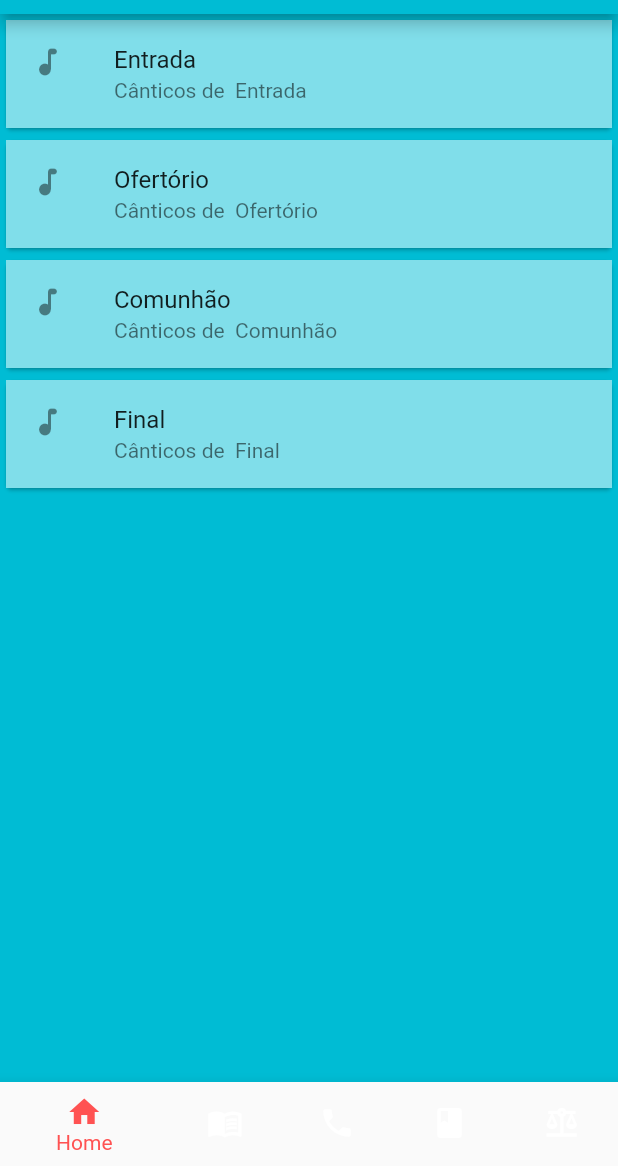
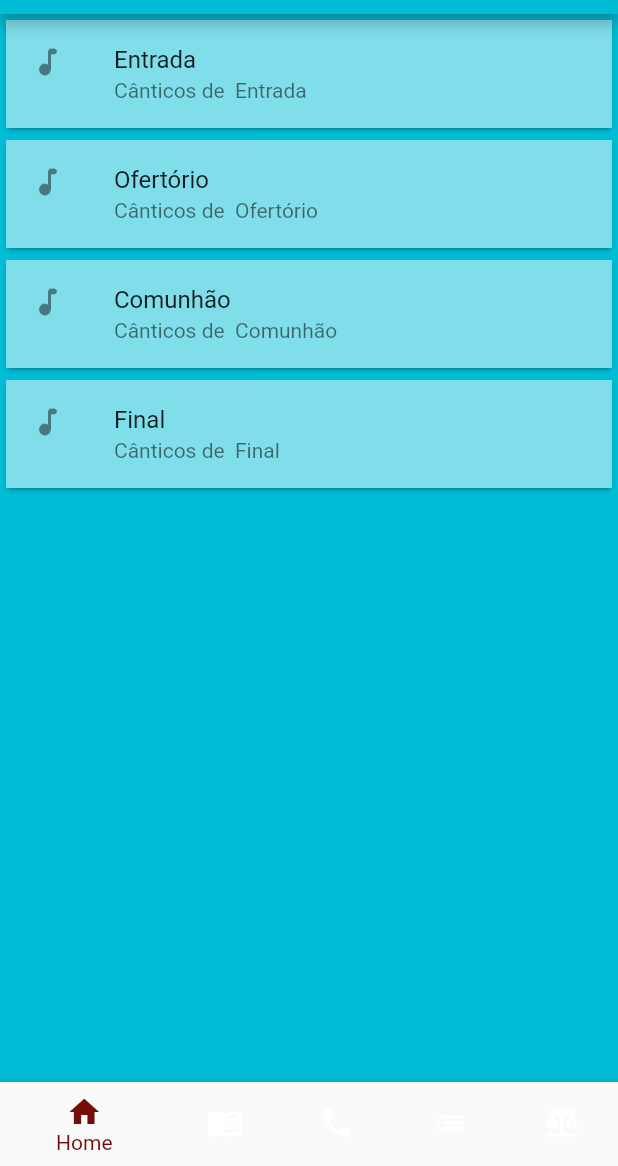
Before and after one commit to ddiasguto/mliturgica, a Flutter app: the screen it shows after launch, on a phone screen of 412 x 824 dp, the part 70-1236 px from its top. Run offline on Flutter 3.47's test engine with Material 2 defaults, Android fonts, the phone set to English and light mode, and no system bars.

Commit message:
minor corrections

```diff
--- a/lib/main.dart
+++ b/lib/main.dart
@@ -1,4 +1,5 @@
 import 'package:diasguto/components/home.dart';
+import 'package:diasguto/components/show_list_category.dart';
 import 'package:diasguto/pages/catalogue_page.dart';
 import 'package:diasguto/pages/contact_page.dart';
 import 'package:diasguto/pages/sheet_page.dart';
@@ -9,8 +10,6 @@ import 'pages/politic_page.dart';
 
 void main() {
   runApp(
-    /// Providers are above [MyApp] instead of inside it, so that tests
-    /// can use [MyApp] while mocking the providers
     MultiProvider(
       providers: [
         ChangeNotifierProvider(create: (_) => Maestro()),
@@ -48,7 +47,7 @@ class _MyStatefulWidgetState extends State<MyStatefulWidget> {
   static const List<Widget> _widgetOptions = <Widget>[
     Home(),
     SheetPage(),
-    CataloguePage(),
+    ShowCategory(),
     ContactPage(),
     PoliticPage(),
   ];
@@ -88,7 +87,7 @@ class _MyStatefulWidgetState extends State<MyStatefulWidget> {
             label: 'Contato',
           ),
           BottomNavigationBarItem(
-            icon: Icon(Icons.book),
+            icon: Icon(Icons.list),
             label: 'Catálogo',
           ),
           BottomNavigationBarItem(
@@ -97,7 +96,7 @@ class _MyStatefulWidgetState extends State<MyStatefulWidget> {
           ),
         ],
         currentIndex: _selectedIndex,
-        selectedItemColor: Colors.redAccent,
+        selectedItemColor: const Color.fromARGB(255, 116, 12, 12),
         onTap: _onItemTapped,
       ),
     );
```
